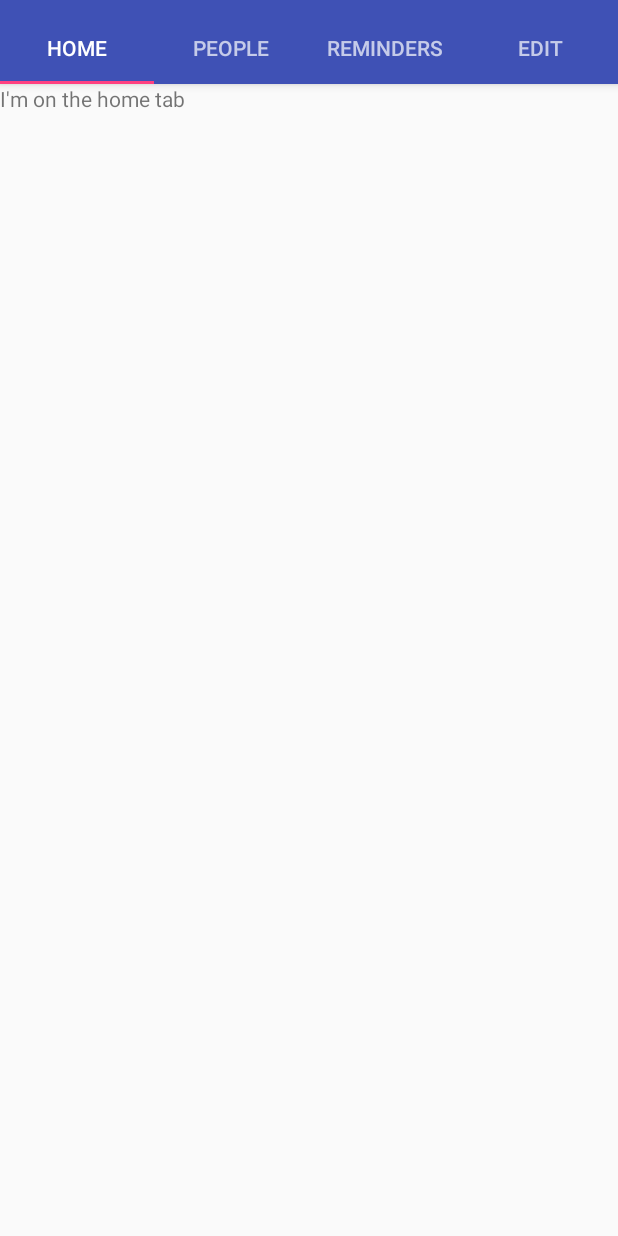
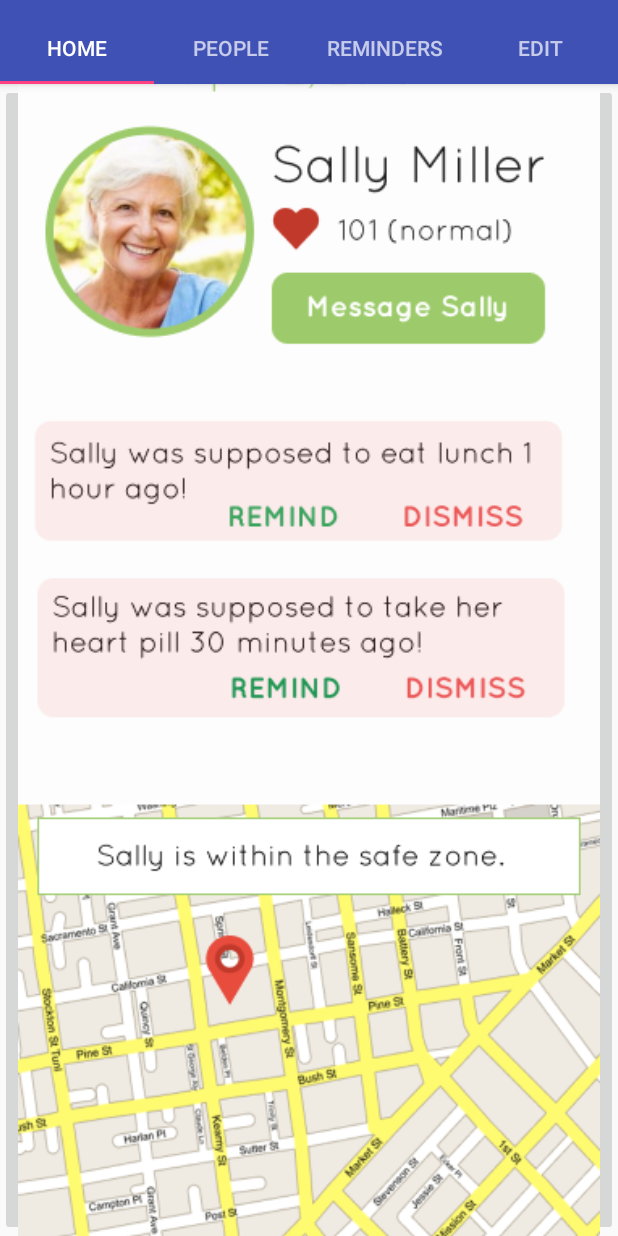
Before and after one commit to cs160-berkeley/Group-8-Project, an Android app: the screen it shows after launch (MainActivity), on a phone screen of 412 x 824 dp. Run offline under Robolectric (Android 15) with nearby library versions, the phone set to English and light mode, and no system bars.

Commit message:
Add screenshot button to home fragment, with message dialog

```diff
--- a/Ally/mobile/src/main/java/com/cs160/team8/ally/HomeFragment.java
+++ b/Ally/mobile/src/main/java/com/cs160/team8/ally/HomeFragment.java
@@ -1,12 +1,17 @@
 package com.cs160.team8.ally;
 
 import android.content.Context;
+import android.content.DialogInterface;
 import android.net.Uri;
 import android.os.Bundle;
 import android.support.v4.app.Fragment;
+import android.support.v7.app.AlertDialog;
+import android.util.Log;
 import android.view.LayoutInflater;
 import android.view.View;
 import android.view.ViewGroup;
+import android.widget.EditText;
+import android.widget.ImageButton;
 
 
 /**
@@ -51,7 +56,32 @@ public class HomeFragment extends Fragment {
     public View onCreateView(LayoutInflater inflater, ViewGroup container,
                              Bundle savedInstanceState) {
         // Inflate the layout for this fragment
-        return inflater.inflate(R.layout.fragment_home, container, false);
+        View view = inflater.inflate(R.layout.fragment_home, container, false);
+        ImageButton button = (ImageButton) view.findViewById(R.id.patient_screen);
+        button.setOnClickListener(new View.OnClickListener() {
+            public void onClick(View v) {
+                AlertDialog.Builder builder = new AlertDialog.Builder(getActivity());
+                LayoutInflater inflater = getActivity().getLayoutInflater();
+                View view = inflater.inflate(R.layout.dialog_message_patient, null);
+                final EditText messageText = (EditText) view.findViewById(R.id.message_text);
+
+                builder.setView(view)
+                        .setPositiveButton("Send", new DialogInterface.OnClickListener() {
+                            public void onClick(DialogInterface dialog, int id) {
+                                Log.d("MessagePatient", messageText.getText().toString());
+                            }
+                        })
+                        .setNegativeButton("Cancel", new DialogInterface.OnClickListener() {
+                            public void onClick(DialogInterface dialog, int id) {
+                                Log.d("MessagePatient", "Message cancelled");
+                            }
+                        });
+
+                // Create the AlertDialog object and show it
+                builder.create().show();
+            }
+        });
+        return view;
     }
 
     // TODO: Rename method, update argument and hook method into UI event
--- a/Ally/mobile/src/main/res/layout/fragment_home.xml
+++ b/Ally/mobile/src/main/res/layout/fragment_home.xml
@@ -4,10 +4,13 @@
     android:layout_height="match_parent"
     tools:context=".HomeFragment">
 
-    <!-- TODO: Update blank fragment layout -->
-    <TextView
+    <ImageButton
+        android:id="@+id/patient_screen"
         android:layout_width="match_parent"
-        android:layout_height="match_parent"
-        android:text="I'm on the home tab" />
+        android:layout_height="wrap_content"
+        android:src="@drawable/patient_screen"
+        android:adjustViewBounds="true"
+        android:scaleType="centerCrop"
+        android:layout_gravity="center" />
 
 </FrameLayout>
```
Also changed, not shown: Ally/mobile/src/main/res/layout/dialog_message_patient.xml (+14 -2 lines).
